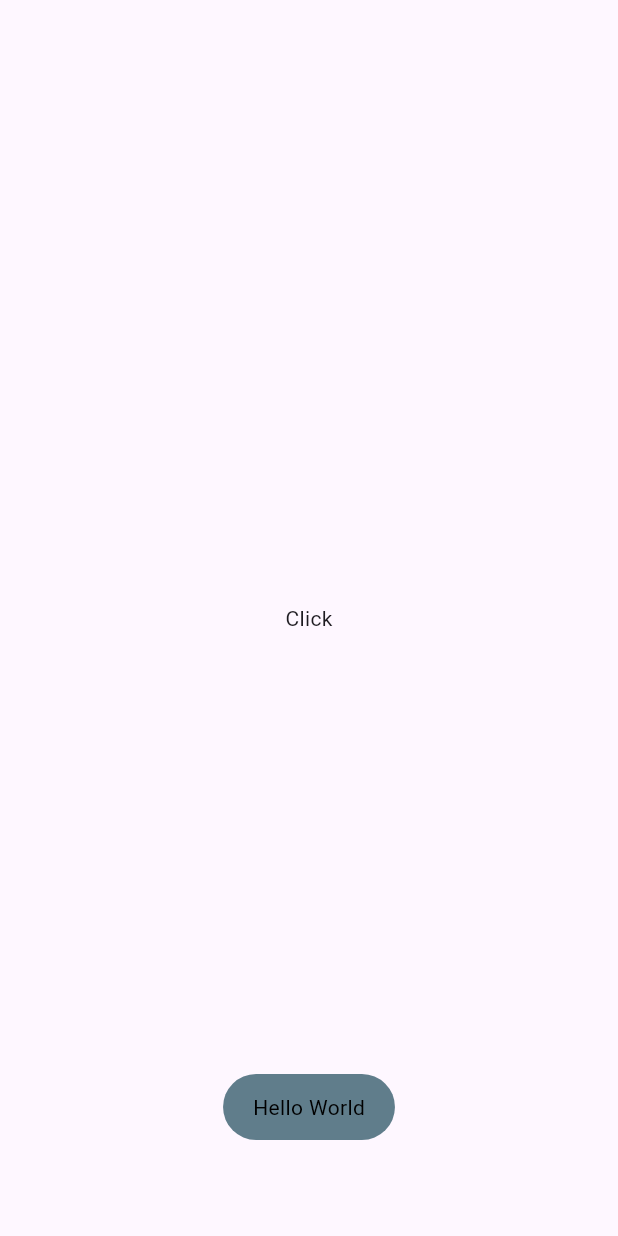
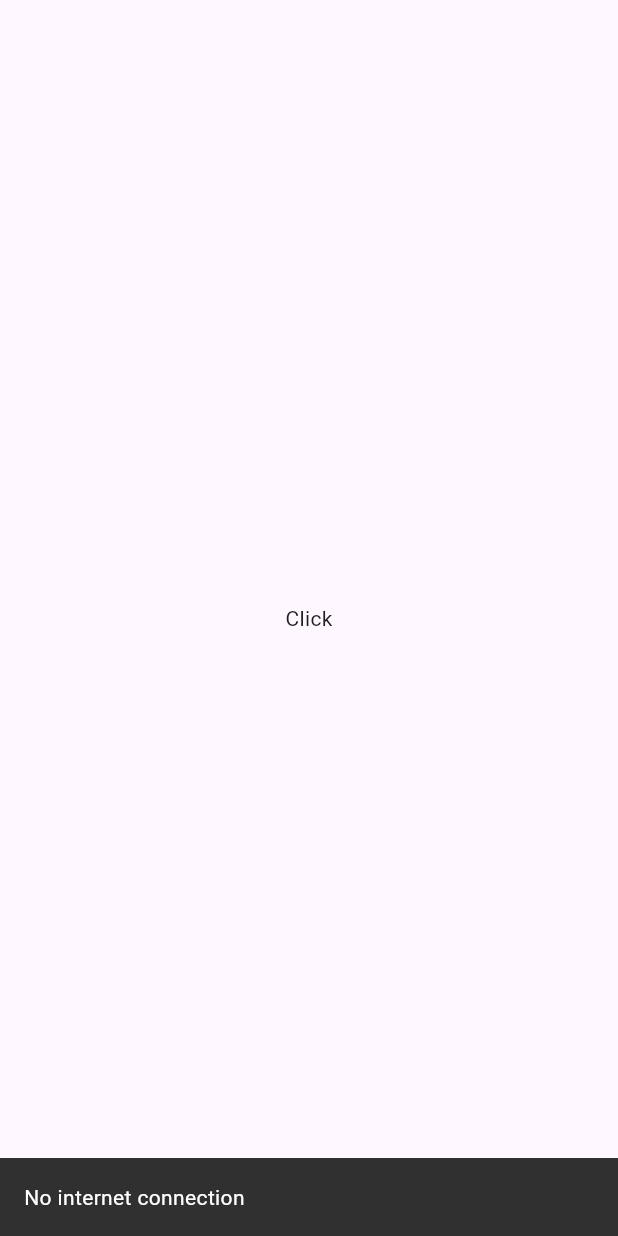
Before and after one commit to Usaid-Dev/mvvm_architecture, a Flutter app: the screen it shows after launch, after a tap on "Click", on a phone screen of 412 x 824 dp. Run offline on Flutter 3.47's test engine with Material 2 defaults, Android fonts, the phone set to English and light mode, and no system bars; drawn by our look-alikes of another_flushbar; our stand-ins replace fluttertoast.

Commit message:
Handle Flush Bar

```diff
--- a/lib/utils/utils.dart
+++ b/lib/utils/utils.dart
@@ -1,3 +1,5 @@
+import 'package:another_flushbar/flushbar.dart';
+import 'package:another_flushbar/flushbar_route.dart';
 import 'package:flutter/material.dart';
 import 'package:fluttertoast/fluttertoast.dart';
 
@@ -10,4 +12,13 @@ class Utils {
       toastLength: Toast.LENGTH_LONG,
     );
   }
+
+  static void flushBarErrorMessage(String message, BuildContext context) {
+    showFlushbar(
+      context: context,
+      flushbar: Flushbar(
+        message: message,
+      )..show(context),
+    );
+  }
 }
--- a/lib/view/login_screen.dart
+++ b/lib/view/login_screen.dart
@@ -15,7 +15,8 @@ class _LoginScreenState extends State<LoginScreen> {
         body: Center(
       child: InkWell(
         onTap: () {
-          Utils.toastmessage('Hello World');
+          Utils.flushBarErrorMessage('No internet connection', context);
+          // Utils.toastmessage('Hello World');
         },
         child: const Text('Click'),
       ),
```
